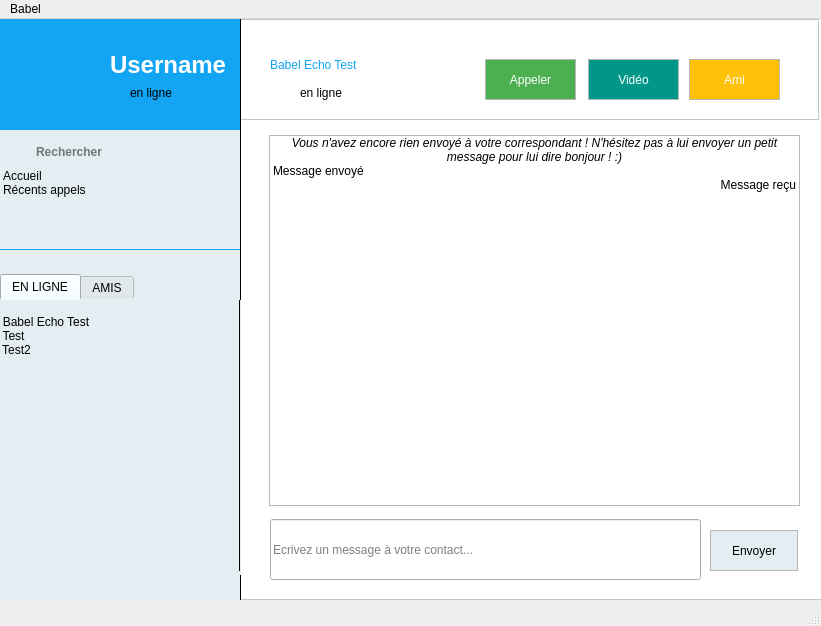
The window that client/mainwindow.ui (adrijere/cpp_babel) describes before a commit, drawn with Qt 5.
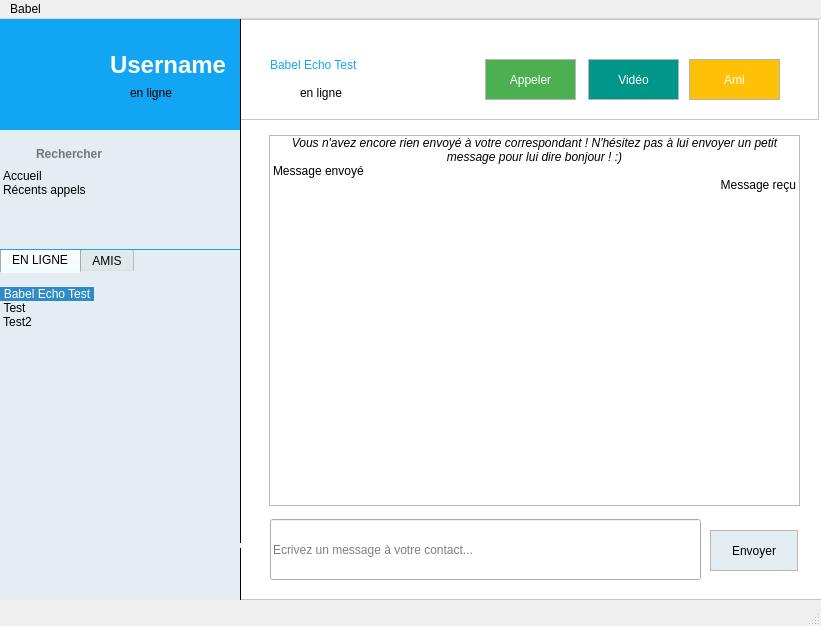
The same window after the commit. Icons and pictures are not drawn.

Commit message: Fix issue on friend button

Patch:
```diff
--- a/client/mainwindow.ui
+++ b/client/mainwindow.ui
@@ -40,7 +40,7 @@
     <property name="geometry">
      <rect>
       <x>0</x>
-      <y>255</y>
+      <y>228</y>
       <width>241</width>
       <height>301</height>
      </rect>
@@ -79,8 +79,8 @@
      <widget class="QListWidget" name="onlineList">
       <property name="geometry">
        <rect>
-        <x>-1</x>
-        <y>0</y>
+        <x>0</x>
+        <y>-1</y>
         <width>241</width>
         <height>271</height>
        </rect>
@@ -137,7 +137,7 @@
        <bool>true</bool>
       </property>
       <property name="currentRow">
-       <number>-1</number>
+       <number>0</number>
       </property>
       <property name="sortingEnabled">
        <bool>false</bool>
@@ -537,8 +537,8 @@
    <widget class="QLabel" name="label_8">
     <property name="geometry">
      <rect>
-      <x>8</x>
-      <y>121</y>
+      <x>7</x>
+      <y>124</y>
       <width>21</width>
       <height>21</height>
      </rect>
@@ -560,7 +560,7 @@
     <property name="geometry">
      <rect>
       <x>34</x>
-      <y>117</y>
+      <y>119</y>
       <width>201</width>
       <height>31</height>
      </rect>
@@ -649,8 +649,8 @@
     <widget class="QLabel" name="label_9">
      <property name="geometry">
       <rect>
-       <x>40</x>
-       <y>228</y>
+       <x>110</x>
+       <y>105</y>
        <width>21</width>
        <height>16</height>
       </rect>
```
The commit also changes 1 other file.
